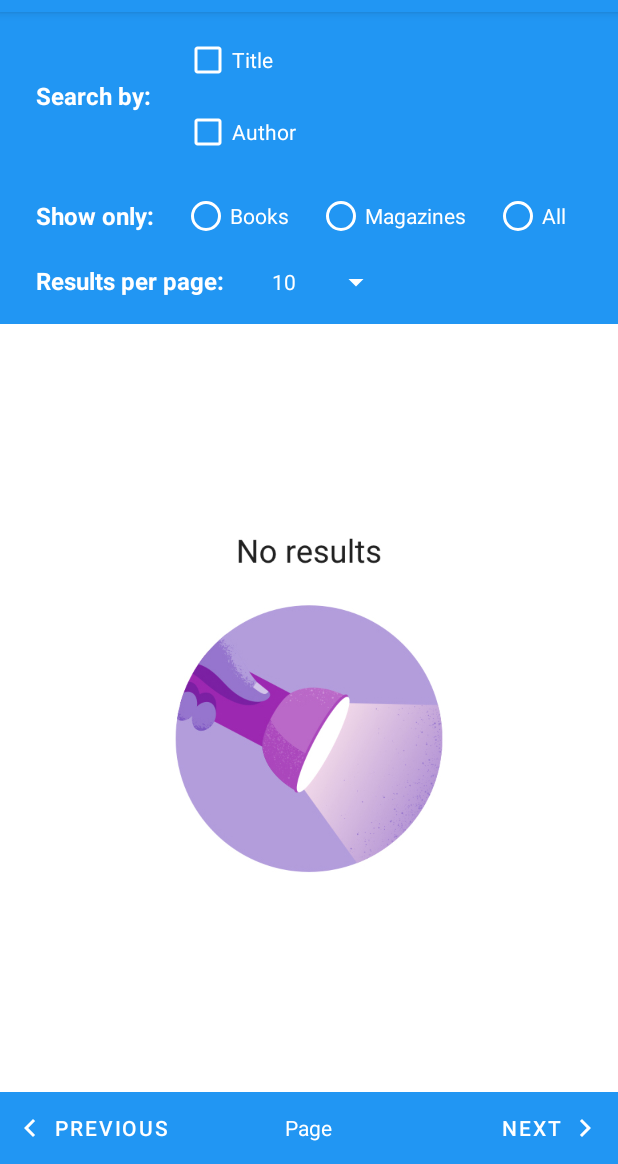
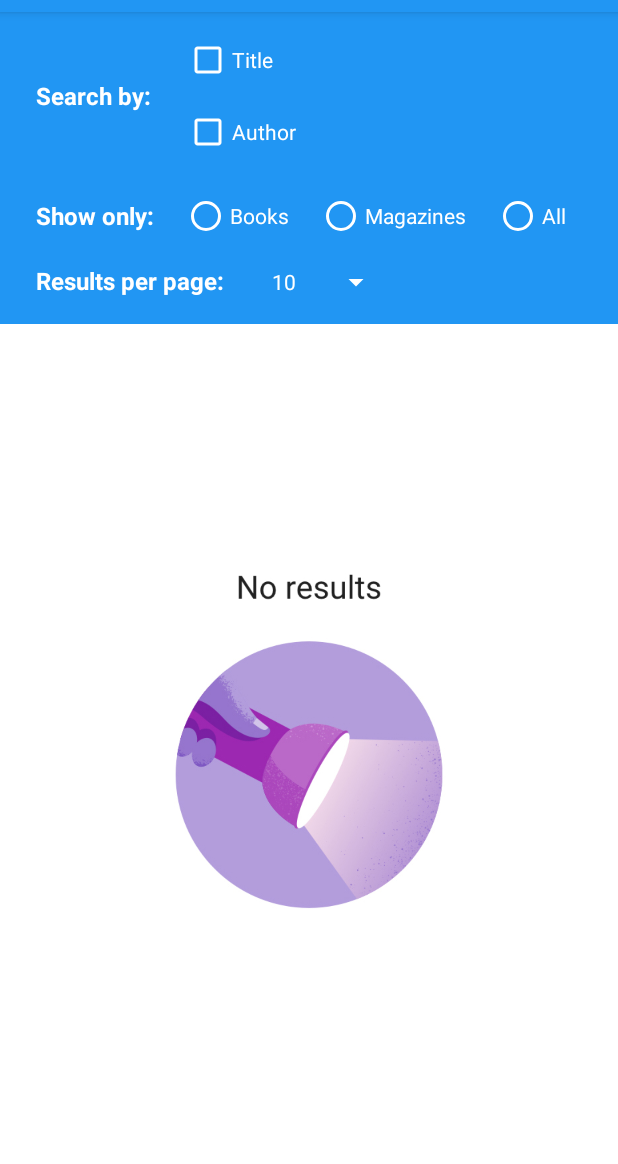
Before and after one commit to slucana08/BookSearch, an Android app: the screen it shows after launch (BooksActivity), after a tap on an icon or button, on a phone screen of 412 x 824 dp, the part 72-1236 px from its top. Run offline under Robolectric (Android 15) with nearby library versions, the phone set to English and light mode, and no system bars; our stand-ins replace Picasso; pictures from the network do not load; 1 other tap on this screen came first.

Commit message:
bottom bar issues corrected

```diff
--- a/app/src/main/java/com/example/sting/booksearch/BooksActivity.java
+++ b/app/src/main/java/com/example/sting/booksearch/BooksActivity.java
@@ -88,6 +88,9 @@ public class BooksActivity extends AppCompatActivity implements LoaderManager.Lo
 
     // Determines whether settingsScrollView is visible or not verifying value in States
     private boolean isSettingsVisible = States.isSettingsShowing;
+
+    // Determines whether pagesRelativeLayout is visible or not verifying value in States
+    private boolean isPagesVisible = States.isPagesShowing;
 
     // LoaderManager to control the instance of BooksLoader
     LoaderManager loaderManager;
@@ -315,8 +318,14 @@ public class BooksActivity extends AppCompatActivity implements LoaderManager.Lo
         booksListView.setAdapter(adapter);
         booksListView.setEmptyView(emptyImageView);
 
+        // Getting bottom bar
+        pagesRelativeLayout = findViewById(R.id.pages_relative_layout);
+        if (isPagesVisible) pagesRelativeLayout.setVisibility(View.VISIBLE);
+        else pagesRelativeLayout.setVisibility(View.GONE);
+
         // Getting buttons and textView in bottom bar
         pageNumberTextView = findViewById(R.id.page_number_text_view);
+        pageNumberTextView.setText(getString(R.string.page) + " " + String.valueOf(pageNumber));
         previousButton = findViewById(R.id.previous_button);
         nextButton = findViewById(R.id.next_button);
         // Moves to next page in the search
@@ -450,6 +459,9 @@ public class BooksActivity extends AppCompatActivity implements LoaderManager.Lo
 
         // Set to true since it is a bad query
         isBadQuery = true;
+
+        pagesRelativeLayout.setVisibility(View.GONE);
+        isPagesVisible = false;
     }
 
     /**
@@ -595,6 +607,8 @@ public class BooksActivity extends AppCompatActivity implements LoaderManager.Lo
 
             nextButton.setClickable(true);
             previousButton.setClickable(true);
+            pagesRelativeLayout.setVisibility(View.VISIBLE);
+            isPagesVisible = true;
         } else if (finalQuery == null && books == null && !isBadQuery && !BooksLoader.BAD_RESPONSE) {
             // It means that it is the first run so there is no data to be shown
             Picasso.with(BooksActivity.this).load(R.drawable.search_book).into(emptyImageView);
@@ -602,6 +616,8 @@ public class BooksActivity extends AppCompatActivity implements LoaderManager.Lo
             nextButton.setClickable(false);
             previousButton.setClickable(false);
             pageNumberTextView.setText(getString(R.string.page));
+            pagesRelativeLayout.setVisibility(View.GONE);
+            isPagesVisible = false;
         } else if (isChangeOfPage && books == null) {
             // Last page in record is already showing and records can move forward
             Toast.makeText(BooksActivity.this, "Last page in record", Toast.LENGTH_SHORT).show();
@@ -620,6 +636,8 @@ public class BooksActivity extends AppCompatActivity implements LoaderManager.Lo
             States.pageNumber = pageNumber;
             nextButton.setClickable(true);
             previousButton.setClickable(true);
+            pagesRelativeLayout.setVisibility(View.VISIBLE);
+            isPagesVisible = true;
 
             // Restart Loader
             loaderManager.restartLoader(0, null, BooksActivity.this);
@@ -638,6 +656,8 @@ public class BooksActivity extends AppCompatActivity implements LoaderManager.Lo
 
             nextButton.setClickable(false);
             previousButton.setClickable(false);
+            pagesRelativeLayout.setVisibility(View.GONE);
+            isPagesVisible = false;
             pageNumberTextView.setText(getString(R.string.page));
             resetQueryNumbers();
             loaderManager.restartLoader(0, null, BooksActivity.this);
@@ -683,5 +703,6 @@ public class BooksActivity extends AppCompatActivity implements LoaderManager.Lo
         States.isBadQuery = isBadQuery;
         States.isSettingsShowing = isSettingsVisible;
         States.isAuthorShowing = isAuthorVisible;
+        States.isPagesShowing = isPagesVisible;
     }
 }
--- a/app/src/main/java/com/example/sting/booksearch/States.java
+++ b/app/src/main/java/com/example/sting/booksearch/States.java
@@ -11,6 +11,7 @@ public class States {
     public static boolean isBadQuery = false;
     public static boolean isSettingsShowing = false;
     public static boolean isAuthorShowing = false;
+    public static boolean isPagesShowing = false;
     public static boolean isChangeOfPage = false;
     public static int pageNumber = 1;
     public static int indexQueried = 0;
```
